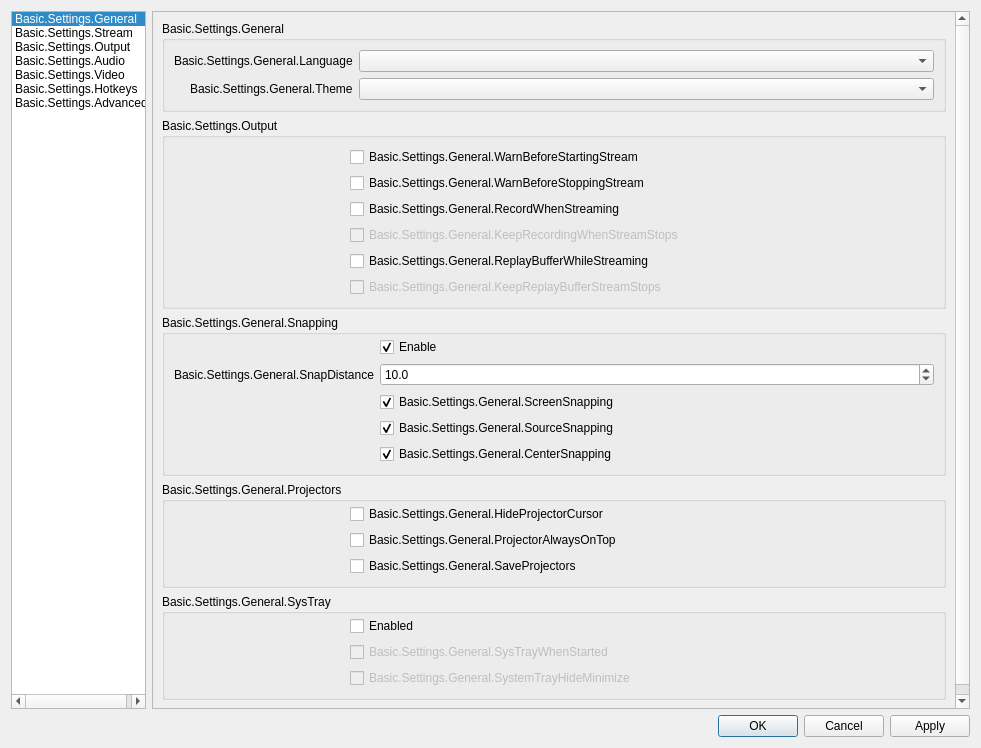
This is UI/forms/OBSBasicSettings.ui in GameKyuubi/obs-studio as Qt 5 draws it before an edit. The edited form follows.
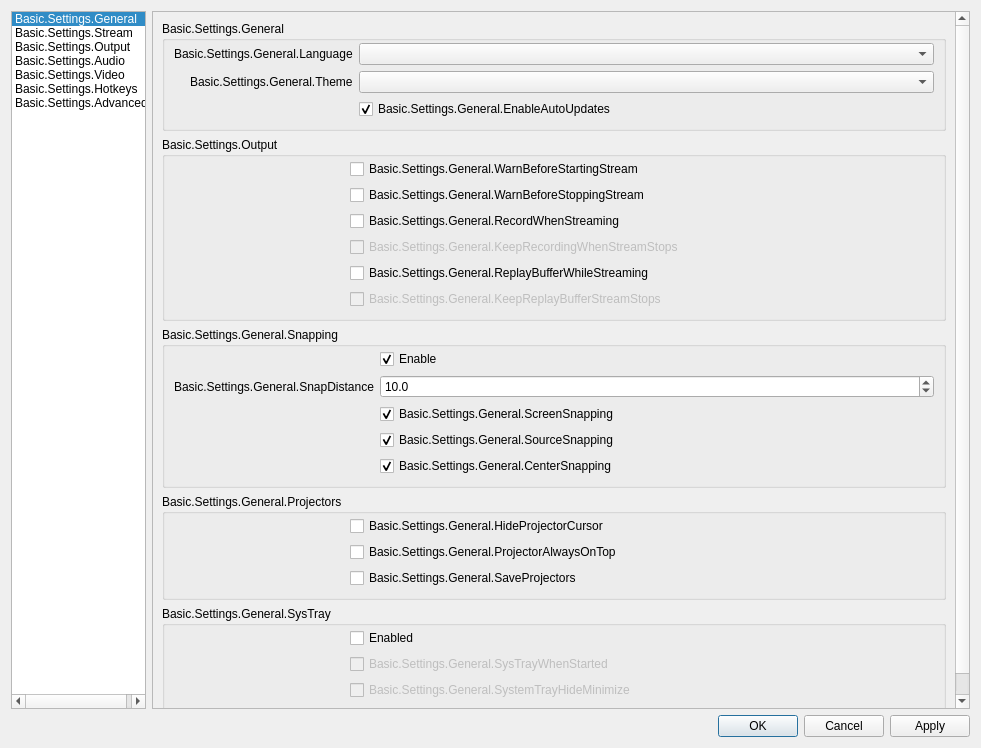
This is the edited form. Icons and pictures are not drawn.

Commit message: UI: Add front-end auto-updater

Diff of the .ui file:
```diff
--- a/UI/forms/OBSBasicSettings.ui
+++ b/UI/forms/OBSBasicSettings.ui
@@ -168,6 +168,9 @@
                    <property name="labelAlignment">
                     <set>Qt::AlignRight|Qt::AlignTrailing|Qt::AlignVCenter</set>
                    </property>
+                   <property name="topMargin">
+                    <number>2</number>
+                   </property>
                    <item row="0" column="0">
                     <widget class="QLabel" name="label">
                      <property name="text">
@@ -194,6 +197,32 @@
                    <item row="1" column="1">
                     <widget class="QComboBox" name="theme"/>
                    </item>
+                   <item row="2" column="1">
+                    <widget class="QCheckBox" name="enableAutoUpdates">
+                     <property name="text">
+                      <string>Basic.Settings.General.EnableAutoUpdates</string>
+                     </property>
+                     <property name="checked">
+                      <bool>true</bool>
+                     </property>
+                    </widget>
+                   </item>
+                   <item row="2" column="0">
+                    <spacer name="horizontalSpacer_3">
+                     <property name="orientation">
+                      <enum>Qt::Horizontal</enum>
+                     </property>
+                     <property name="sizeType">
+                      <enum>QSizePolicy::Fixed</enum>
+                     </property>
+                     <property name="sizeHint" stdset="0">
+                      <size>
+                       <width>170</width>
+                       <height>5</height>
+                      </size>
+                     </property>
+                    </spacer>
+                   </item>
                   </layout>
                  </widget>
                 </item>
@@ -203,6 +232,9 @@
                    <string>Basic.Settings.Output</string>
                   </property>
                   <layout class="QFormLayout" name="formLayout_2">
+                   <property name="topMargin">
+                    <number>2</number>
+                   </property>
                    <item row="0" column="0">
                     <spacer name="horizontalSpacer_5">
                      <property name="orientation">
@@ -211,7 +243,7 @@
                      <property name="sizeHint" stdset="0">
                       <size>
                        <width>170</width>
-                       <height>11</height>
+                       <height>5</height>
                       </size>
                      </property>
                     </spacer>
```
The commit also changes 13 other files.
